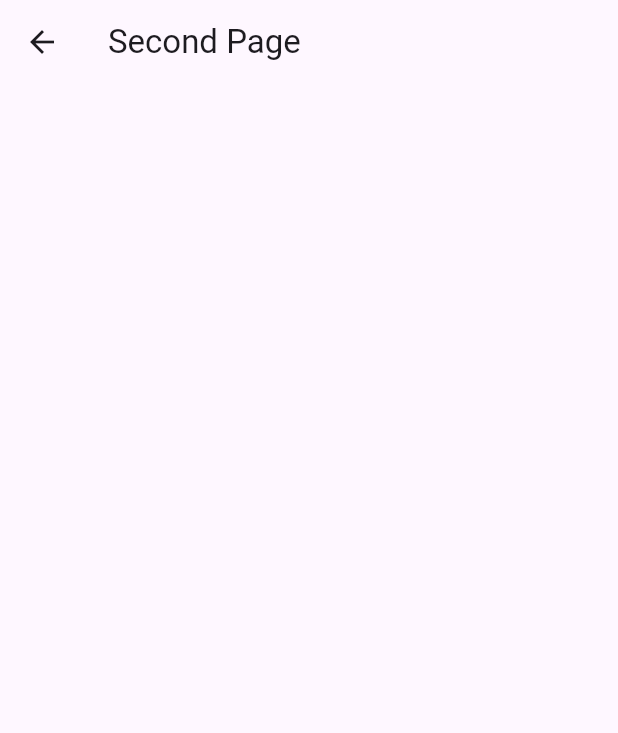
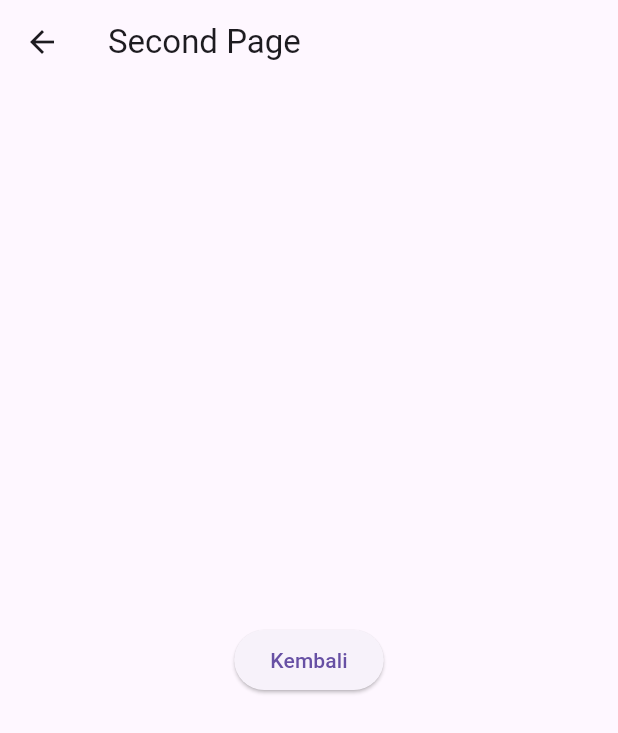
Before and after one commit to natasyaaresta/21102118_TI3_ppb2324-2, a Flutter app: the SecondPage screen opened directly, on a phone screen of 412 x 824 dp. Shown: the top 733 px of the screen. Run offline on Flutter 3.47's test engine with Material 3 defaults, Android fonts, the phone set to English and light mode, and no system bars; our stand-ins replace bloc, equatable, flutter_bloc.

Commit message:
praktikum_05

```diff
--- a/praktikum_05/lib/second_page.dart
+++ b/praktikum_05/lib/second_page.dart
@@ -9,6 +9,14 @@ class SecondPage extends StatelessWidget {
       appBar: AppBar(
         title: const Text('Second Page'),
       ),
+      body: Center (
+        child: ElevatedButton(
+          onPressed: () {
+            Navigator.pop(context);
+          },
+          child: const Text('Kembali'),
+        ),
+      ),
     );
   }
 }
```
